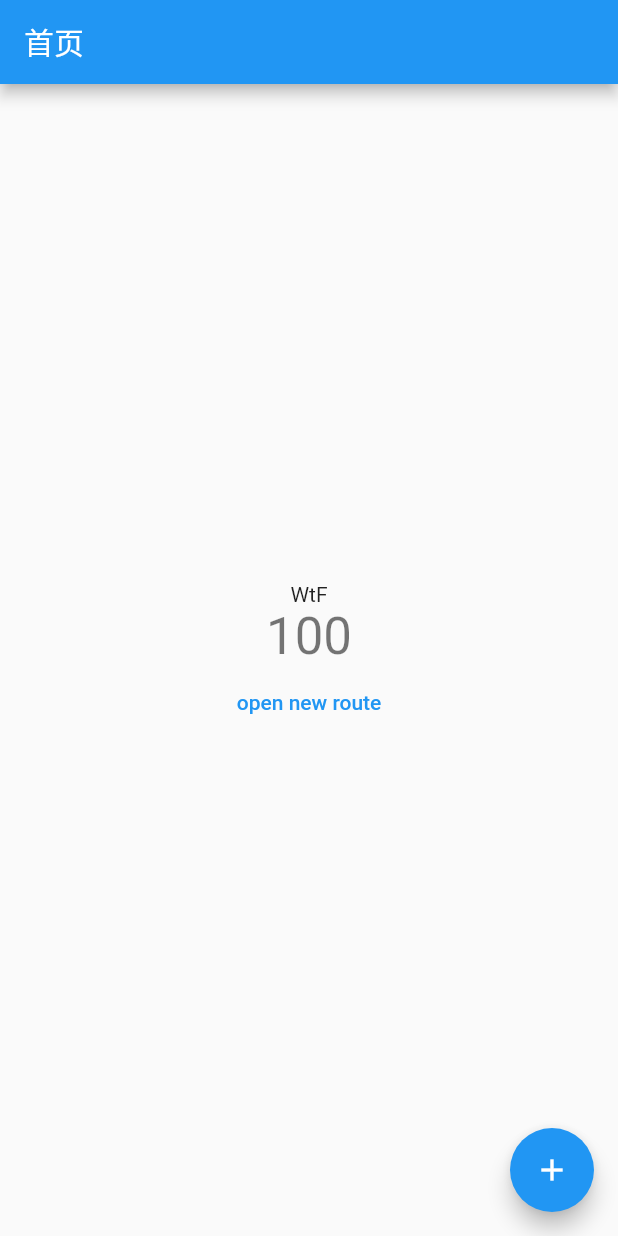
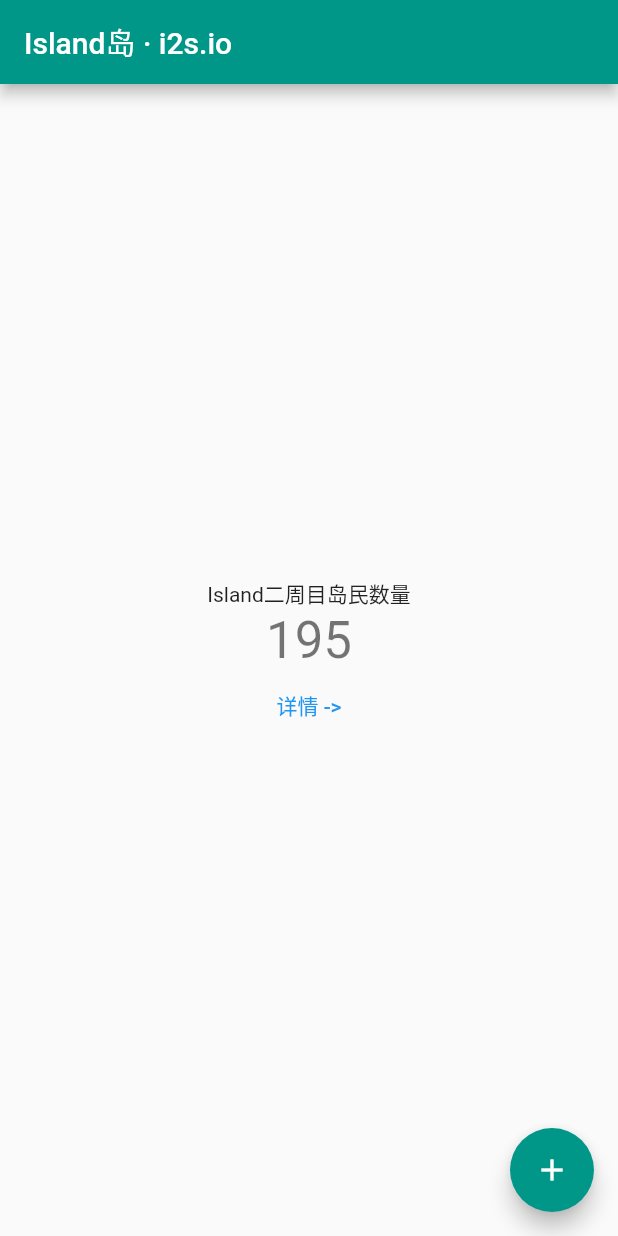
Before and after one commit to Nyaasu66/Island-App, a Flutter app: the screen it shows after launch, after a tap on the "add" icon, on a phone screen of 412 x 824 dp. Run offline on Flutter 3.47's test engine with Material 2 defaults, Android fonts, the phone set to English and light mode, and no system bars; our stand-ins replace flutter_mobx, mobx; generated files the repository leaves out were written again.

Commit message:
🎉 I岛匿名版 V0.1 发布

```diff
--- a/lib/counter.dart
+++ b/lib/counter.dart
@@ -6,10 +6,11 @@ class Counter = _Counter with _$Counter;
 
 abstract class _Counter with Store {
   @observable
-  int value = 0;
+  int value = 194;
 
   @action
   void increment() {
     value++;
+    print("Counter: $value");
   }
 }
--- a/lib/main.dart
+++ b/lib/main.dart
@@ -1,15 +1,18 @@
 import 'package:flutter/material.dart';
+import 'package:flutter_mobx/flutter_mobx.dart';
 
-void main() {
-  runApp(MyApp());
-}
+import 'counter.dart';
+
+final counter = Counter();
+
+void main() => runApp(MyApp());
 
 class MyApp extends StatelessWidget {
   // This widget is the root of your application.
   @override
   Widget build(BuildContext context) {
     return MaterialApp(
-      title: 'Flutter Demo',
+      title: 'Island岛',
       theme: ThemeData(
         // This is the theme of your application.
         //
@@ -20,15 +23,16 @@ class MyApp extends StatelessWidget {
         // or simply save your changes to "hot reload" in a Flutter IDE).
         // Notice that the counter didn't reset back to zero; the application
         // is not restarted.
-        primarySwatch: Colors.blue,
+        primarySwatch: Colors.teal,
       ),
-      home: MyHomePage(title: '首页'),
+      home: const MyHomePage(),
     );
   }
 }
 
-class MyHomePage extends StatefulWidget {
-  MyHomePage({Key? key, required this.title}) : super(key: key);
+class MyHomePage extends StatelessWidget {
+  const MyHomePage();
+  // MyHomePage({Key? key, required this.title}) : super(key: key);
 
   // This widget is the home page of your application. It is stateful, meaning
   // that it has a State object (defined below) that contains fields that affect
@@ -39,70 +43,33 @@ class MyHomePage extends StatefulWidget {
   // used by the build method of the State. Fields in a Widget subclass are
   // always marked "final".
 
-  final String title;
+  // final String title;
 
-  @override
-  _MyHomePageState createState() => _MyHomePageState();
-}
+  // @override
+  // _MyHomePageState createState() => _MyHomePageState();
 
-class _MyHomePageState extends State<MyHomePage> {
-  int _counter = 99;
-
-  void _incrementCounter() {
-    setState(() {
-      // This call to setState tells the Flutter framework that something has
-      // changed in this State, which causes it to rerun the build method below
-      // so that the display can reflect the updated values. If we changed
-      // _counter without calling setState(), then the build method would not be
-      // called again, and so nothing would appear to happen.
-      _counter++;
-      print("Counter: $_counter");
-    });
-  }
 
   @override
   Widget build(BuildContext context) {
-    // This method is rerun every time setState is called, for instance as done
-    // by the _incrementCounter method above.
-    //
-    // The Flutter framework has been optimized to make rerunning build methods
-    // fast, so that you can just rebuild anything that needs updating rather
-    // than having to individually change instances of widgets.
     return Scaffold(
       appBar: AppBar(
-        // Here we take the value from the MyHomePage object that was created by
-        // the App.build method, and use it to set our appbar title.
-        title: Text(widget.title),
+        title: Text("Island岛 · i2s.io"),
       ),
       body: Center(
-        // Center is a layout widget. It takes a single child and positions it
-        // in the middle of the parent.
         child: Column(
-          // Column is also a layout widget. It takes a list of children and
-          // arranges them vertically. By default, it sizes itself to fit its
-          // children horizontally, and tries to be as tall as its parent.
-          //
-          // Invoke "debug painting" (press "p" in the console, choose the
-          // "Toggle Debug Paint" action from the Flutter Inspector in Android
-          // Studio, or the "Toggle Debug Paint" command in Visual Studio Code)
-          // to see the wireframe for each widget.
-          //
-          // Column has various properties to control how it sizes itself and
-          // how it positions its children. Here we use mainAxisAlignment to
-          // center the children vertically; the main axis here is the vertical
-          // axis because Columns are vertical (the cross axis would be
-          // horizontal).
           mainAxisAlignment: MainAxisAlignment.center,
           children: <Widget>[
             Text(
-              'WtF',
+              'Island二周目岛民数量',
             ),
-            Text(
-              '$_counter',
-              style: Theme.of(context).textTheme.headline4,
+            Observer(
+              builder: (_) => Text(
+                '${counter.value}',
+                style: Theme.of(context).textTheme.headline4,
+              )
             ),
             FlatButton(
-              child: Text("open new route"),
+              child: Text("详情 ->"),
               textColor: Colors.blue,
               onPressed: () {
                 Navigator.push(context, MaterialPageRoute(builder: (context) {
@@ -110,27 +77,104 @@ class _MyHomePageState extends State<MyHomePage> {
                 }));
               },
             )
-          ],
-        ),
+          ]
+        )
       ),
       floatingActionButton: FloatingActionButton(
-        onPressed: _incrementCounter,
-        tooltip: 'Increment',
-        child: Icon(Icons.add),
-      ), // This trailing comma makes auto-formatting nicer for build methods.
+        onPressed: counter.increment,
+        tooltip: '岛民+1',
+        child: Icon(Icons.add)
+      )
     );
   }
 }
+
+// class _MyHomePageState extends State<MyHomePage> {
+//   int _counter = 99;
+
+//   void _incrementCounter() {
+//     setState(() {
+//       // This call to setState tells the Flutter framework that something has
+//       // changed in this State, which causes it to rerun the build method below
+//       // so that the display can reflect the updated values. If we changed
+//       // _counter without calling setState(), then the build method would not be
+//       // called again, and so nothing would appear to happen.
+//       _counter++;
+//       print("Counter: $_counter");
+//     });
+//   }
+
+//   @override
+//   Widget build(BuildContext context) {
+//     // This method is rerun every time setState is called, for instance as done
+//     // by the _incrementCounter method above.
+//     //
+//     // The Flutter framework has been optimized to make rerunning build methods
+//     // fast, so that you can just rebuild anything that needs updating rather
+//     // than having to individually change instances of widgets.
+//     return Scaffold(
+//       appBar: AppBar(
+//         // Here we take the value from the MyHomePage object that was created by
+//         // the App.build method, and use it to set our appbar title.
+//         title: Text(widget.title),
+//       ),
+//       body: Center(
+//         // Center is a layout widget. It takes a single child and positions it
+//         // in the middle of the parent.
+//         child: Column(
+//           // Column is also a layout widget. It takes a list of children and
+//           // arranges them vertically. By default, it sizes itself to fit its
+//           // children horizontally, and tries to be as tall as its parent.
+//           //
+//           // Invoke "debug painting" (press "p" in the console, choose the
+//           // "Toggle Debug Paint" action from the Flutter Inspector in Android
+//           // Studio, or the "Toggle Debug Paint" command in Visual Studio Code)
+//           // to see the wireframe for each widget.
+//           //
+//           // Column has various properties to control how it sizes itself and
+//           // how it positions its children. Here we use mainAxisAlignment to
+//           // center the children vertically; the main axis here is the vertical
+//           // axis because Columns are vertical (the cross axis would be
+//           // horizontal).
+//           mainAxisAlignment: MainAxisAlignment.center,
+//           children: <Widget>[
+//             Text(
+//               '玩家计数器',
+//             ),
+//             Text(
+//               '$_counter',
+//               style: Theme.of(context).textTheme.headline4,
+//             ),
+//             FlatButton(
+//               child: Text("详情 ->"),
+//               textColor: Colors.blue,
+//               onPressed: () {
+//                 Navigator.push(context, MaterialPageRoute(builder: (context) {
+//                   return NewRoute();
+//                 }));
+//               },
+//             )
+//           ],
+//         ),
+//       ),
+//       floatingActionButton: FloatingActionButton(
+//         onPressed: _incrementCounter,
+//         tooltip: 'Increment',
+//         child: Icon(Icons.add),
+//       ), // This trailing comma makes auto-formatting nicer for build methods.
+//     );
+//   }
+// }
 
 class NewRoute extends StatelessWidget {
   @override
   Widget build(BuildContext context) {
     return Scaffold(
       appBar: AppBar(
-        title: Text("New Route"),
+        title: Text("二周目岛民列表"),
       ),
       body: Center(
-        child: Text("This is new Route"),
+        child: Text("嗯？你觉得我真的有这个能力做出来吗？"),
       ),
     );
   }
```
Also changed, not shown: 1 other file.
